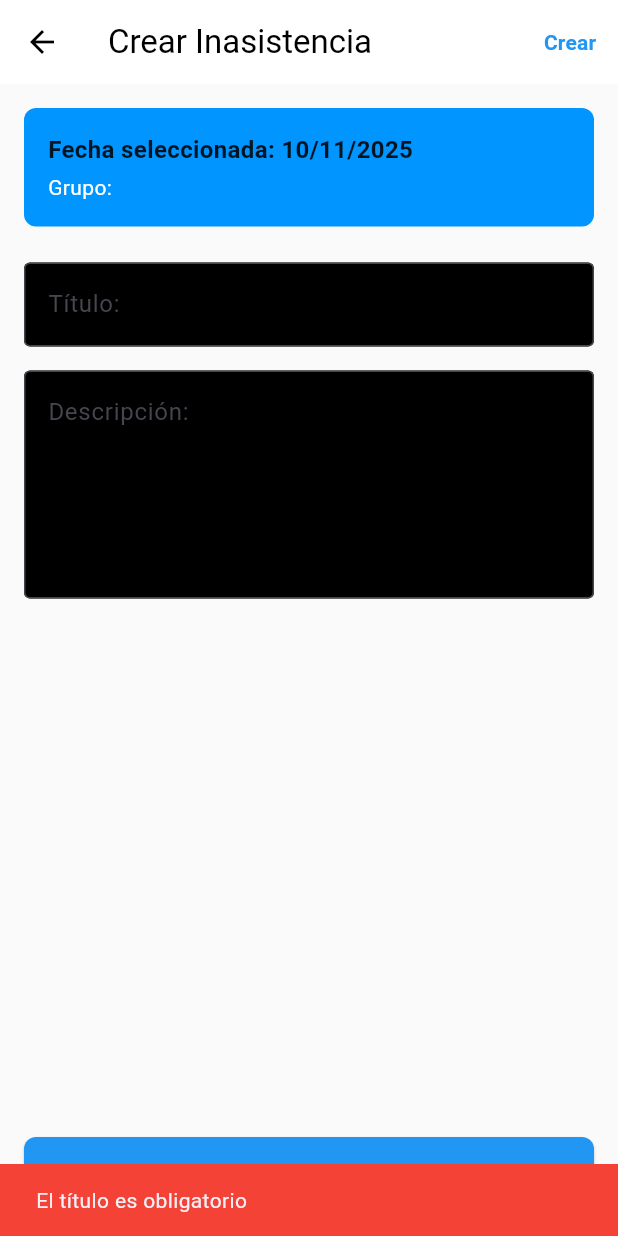
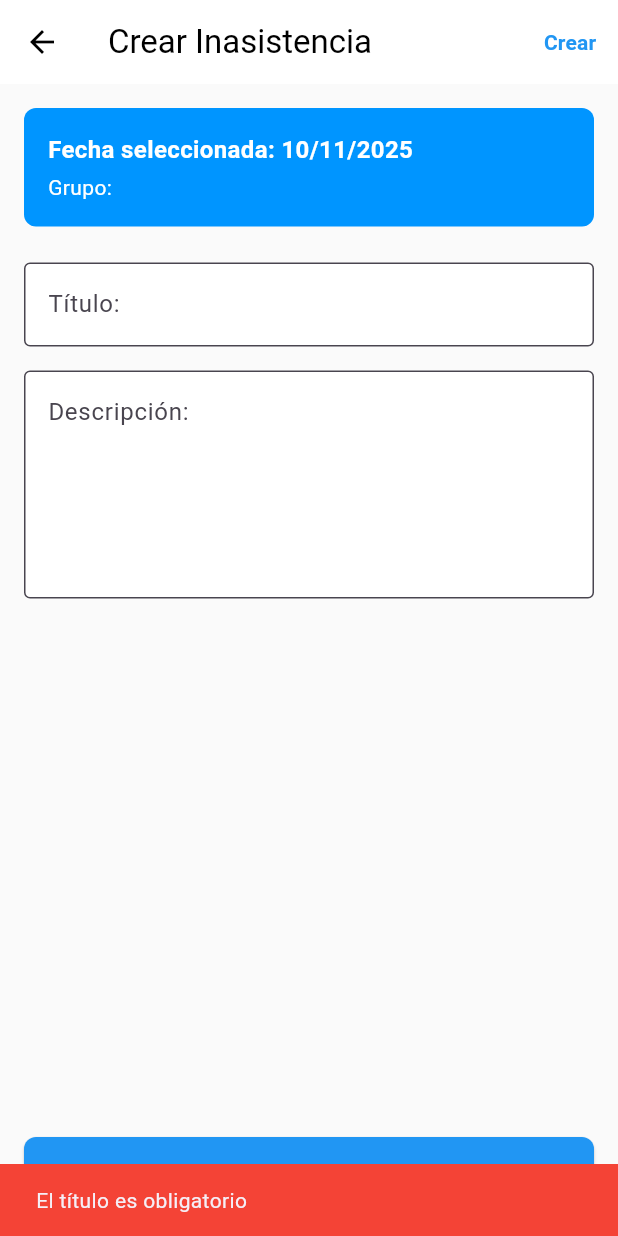
Before and after one commit to JuanS-ryb/grh-solutions-mobil, a Flutter app: the CrearInasistencia screen opened directly with empty values, after a tap on "Crear Inasistencia", on a phone screen of 412 x 824 dp. Run offline on Flutter 3.47's test engine with Material 3 defaults, Android fonts, the phone set to English and light mode, and no system bars; our stand-ins replace buttons_tabbar, dio, file_picker, table_calendar; missing offline and left inert: date_picker_plus, flutter_settings_ui; accounts and stored records are empty.

Commit message:
Refactor services and UI components
- Updated .flutter-plugins-dependencies to reflect new paths and versions.
- Added request-services.dart to handle request creation with file uploads.
- Enhanced getVacants service to support filtering by title and remote status.
- Removed base_scaffold.dart and replaced its usage with direct Scaffold in multiple widgets.
- Modified horario.dart to integrate request service for handling inasistencias.
- Improved inasistencia.dart to manage request creation with loading state.
- Updated myVacants.dart and openVacants.dart to remove base_scaffold dependency.
- Enhanced vacants.dart to include input validation for search functionality.
- Refactored viewVacants.dart to eliminate base_scaffold usage and streamline loading/error states.

```diff
--- a/lib/widgets/horario/inasistencia.dart
+++ b/lib/widgets/horario/inasistencia.dart
@@ -1,4 +1,5 @@
 import 'package:flutter/material.dart';
+import 'package:grhsolutions/services/horarios/request-services.dart';
 import 'package:intl/intl.dart';
 
 class CrearInasistencia extends StatefulWidget {
@@ -20,6 +21,8 @@ class CrearInasistencia extends StatefulWidget {
 class _CrearInasistenciaState extends State<CrearInasistencia> {
   final TextEditingController _tituloController = TextEditingController();
   final TextEditingController _descripcionController = TextEditingController();
+  final RequestService _requestService = RequestService(); // 👈 tu servicio
+  bool _enviando = false;
 
   @override
   void dispose() {
@@ -28,7 +31,7 @@ class _CrearInasistenciaState extends State<CrearInasistencia> {
     super.dispose();
   }
 
-  void _crearInasistencia() {
+  Future<void> _crearInasistencia() async {
     if (_tituloController.text.trim().isEmpty) {
       ScaffoldMessenger.of(context).showSnackBar(
         const SnackBar(
@@ -39,12 +42,17 @@ class _CrearInasistenciaState extends State<CrearInasistencia> {
       return;
     }
 
-    debugPrint('Fecha: ${widget.fechaSeleccionada}');
-    debugPrint('Horario: ${widget.horario}');
-    debugPrint('Grupo: ${widget.grupo}');
-    debugPrint('Título: ${_tituloController.text}');
-    debugPrint('Descripción: ${_descripcionController.text}');
-
+    setState(() => _enviando = true);
+    try {
+      final nuevaInasistencia = await _requestService.createRequest(
+        title: _tituloController.text.trim(),
+        typeRequest: "inasistencia",
+        description: _descripcionController.text.trim(),
+        createdBy: "",
+        status: "PENDIENTE",
+        files: null,
+        createdAt: widget.fechaSeleccionada, // DateTime
+      );
       ScaffoldMessenger.of(context).showSnackBar(
         const SnackBar(
           content: Text('Inasistencia creada exitosamente'),
@@ -52,12 +60,23 @@ class _CrearInasistenciaState extends State<CrearInasistencia> {
         ),
       );
 
-    Navigator.pop(context);
+      Navigator.pop(context, true);
+    } catch (e) {
+      ScaffoldMessenger.of(context).showSnackBar(
+        SnackBar(
+          content: Text('Error al crear inasistencia: $e'),
+          backgroundColor: Colors.red,
+        ),
+      );
+    } finally {
+      setState(() => _enviando = false);
+    }
   }
 
   @override
   Widget build(BuildContext context) {
-    final String fechaFormateada = DateFormat('dd/MM/yyyy').format(widget.fechaSeleccionada);
+    final String fechaFormateada =
+        DateFormat('dd/MM/yyyy').format(widget.fechaSeleccionada);
 
     return Scaffold(
       backgroundColor: Colors.grey[50],
@@ -68,8 +87,14 @@ class _CrearInasistenciaState extends State<CrearInasistencia> {
         elevation: 0,
         actions: [
           TextButton(
-            onPressed: _crearInasistencia,
-            child: const Text(
+            onPressed: _enviando ? null : _crearInasistencia,
+            child: _enviando
+                ? const SizedBox(
+                    height: 16,
+                    width: 16,
+                    child: CircularProgressIndicator(strokeWidth: 2),
+                  )
+                : const Text(
                     'Crear',
                     style: TextStyle(
                       color: Colors.blue,
@@ -88,7 +113,7 @@ class _CrearInasistenciaState extends State<CrearInasistencia> {
               width: double.infinity,
               padding: const EdgeInsets.all(16),
               decoration: BoxDecoration(
-                color: const Color.fromARGB(255, 0, 149, 255),
+                color: const Color(0xFF0095FF),
                 borderRadius: BorderRadius.circular(8),
               ),
               child: Column(
@@ -99,24 +124,20 @@ class _CrearInasistenciaState extends State<CrearInasistencia> {
                     style: const TextStyle(
                       fontSize: 16,
                       fontWeight: FontWeight.w600,
+                      color: Colors.white,
                     ),
                   ),
                   const SizedBox(height: 4),
                   Text(
                     'Grupo: ${widget.grupo}',
-                    style: const TextStyle(
-                      fontSize: 14,
-                      color: Color.fromARGB(255, 255, 255, 255),
-                    ),
+                    style: const TextStyle(fontSize: 14, color: Colors.white),
                   ),
                   if (widget.horario != null) ...[
                     const SizedBox(height: 4),
                     Text(
                       'Horario: ${widget.horario}',
-                      style: const TextStyle(
-                        fontSize: 14,
-                        color: Color.fromARGB(255, 249, 249, 249),
-                      ),
+                      style:
+                          const TextStyle(fontSize: 14, color: Colors.white70),
                     ),
                   ],
                 ],
@@ -125,6 +146,7 @@ class _CrearInasistenciaState extends State<CrearInasistencia> {
 
             const SizedBox(height: 24),
 
+            // Campo título
             TextField(
               controller: _tituloController,
               decoration: const InputDecoration(
@@ -132,21 +154,23 @@ class _CrearInasistenciaState extends State<CrearInasistencia> {
                 hintText: 'Nombre de la solicitud',
                 border: OutlineInputBorder(),
                 filled: true,
-                fillColor: Color.fromARGB(255, 0, 0, 0),
+                fillColor: Colors.white,
               ),
             ),
 
             const SizedBox(height: 16),
 
+            // Campo descripción
             TextField(
               controller: _descripcionController,
               maxLines: 5,
               decoration: const InputDecoration(
                 labelText: 'Descripción:',
-                hintText: 'Detalles de la solicitud',
+                hintText:
+                    'Detalles de la solicitud o motivo de la inasistencia',
                 border: OutlineInputBorder(),
                 filled: true,
-                fillColor: Color.fromARGB(255, 0, 0, 0),
+                fillColor: Colors.white,
                 alignLabelWithHint: true,
               ),
             ),
@@ -159,7 +183,7 @@ class _CrearInasistenciaState extends State<CrearInasistencia> {
               width: double.infinity,
               height: 50,
               child: ElevatedButton(
-                onPressed: _crearInasistencia,
+                onPressed: _enviando ? null : _crearInasistencia,
                 style: ElevatedButton.styleFrom(
                   backgroundColor: Colors.blue,
                   foregroundColor: Colors.white,
@@ -167,7 +191,12 @@ class _CrearInasistenciaState extends State<CrearInasistencia> {
                     borderRadius: BorderRadius.circular(8),
                   ),
                 ),
-                child: const Text(
+                child: _enviando
+                    ? const CircularProgressIndicator(
+                        color: Colors.white,
+                        strokeWidth: 2,
+                      )
+                    : const Text(
                         'Crear Inasistencia',
                         style: TextStyle(
                           fontSize: 16,
--- a/lib/widgets/vacants/myVacanst.dart
+++ b/lib/widgets/vacants/myVacanst.dart
@@ -3,7 +3,6 @@ import 'package:grhsolutions/services/vacants/get-my-vacants.dart';
 import 'package:grhsolutions/models/vacants/get-my-modal.dart';
 import 'package:grhsolutions/widgets/vacants/buildStatusCircle.dart';
 import 'package:grhsolutions/widgets/vacants/viewVacants.dart';
-import '../base_scaffold.dart';
 import '../../data/notifiers.dart';
 
 class myVacant extends StatefulWidget {
@@ -23,15 +22,13 @@ class _myVacantState extends State<myVacant> {
   @override
   void initState() {
     super.initState();
-    debugPrint(loginController.value?.user?.id);
     final String? id = loginController.value?.user?.id;
-    debugPrint(id);
     _futureVacants = service.getMyVacants(id!);
   }
 
   @override
   Widget build(BuildContext context) {
-    return BaseScaffold(
+    return Scaffold(
       appBar: AppBar(
         leading: const BackButton(),
         elevation: 0,
```
Also changed, not shown: lib/services/horarios/request-services.dart (added, +68 -0 lines), lib/services/vacants/get-vacants.dart (+21 -3 lines), lib/widgets/base_scaffold.dart (deleted, +0 -54 lines), lib/widgets/horario/horario.dart (+89 -91 lines), lib/widgets/vacants/openVacants.dart (+9 -8 lines), lib/widgets/vacants/vacants.dart (+34 -7 lines), lib/widgets/vacants/viewVacants.dart (+3 -4 lines), lib/services/horarios/horario-services.dart (line endings or trailing spaces), 1 other file. Lines whose indentation alone changed are shown as unchanged.
